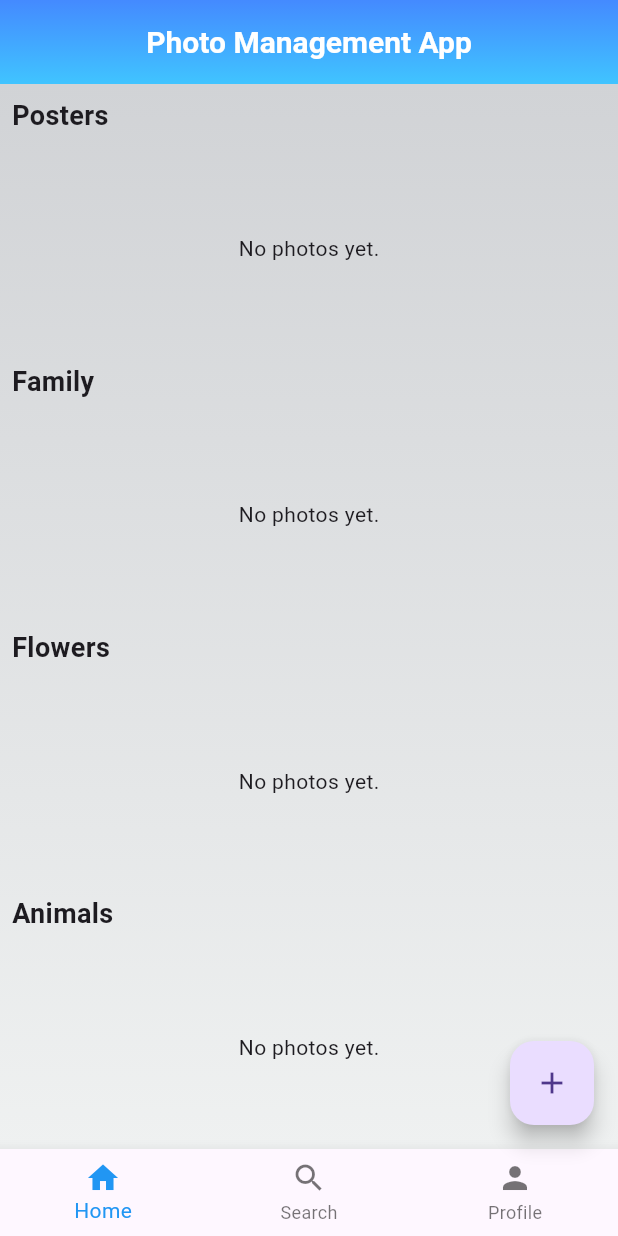
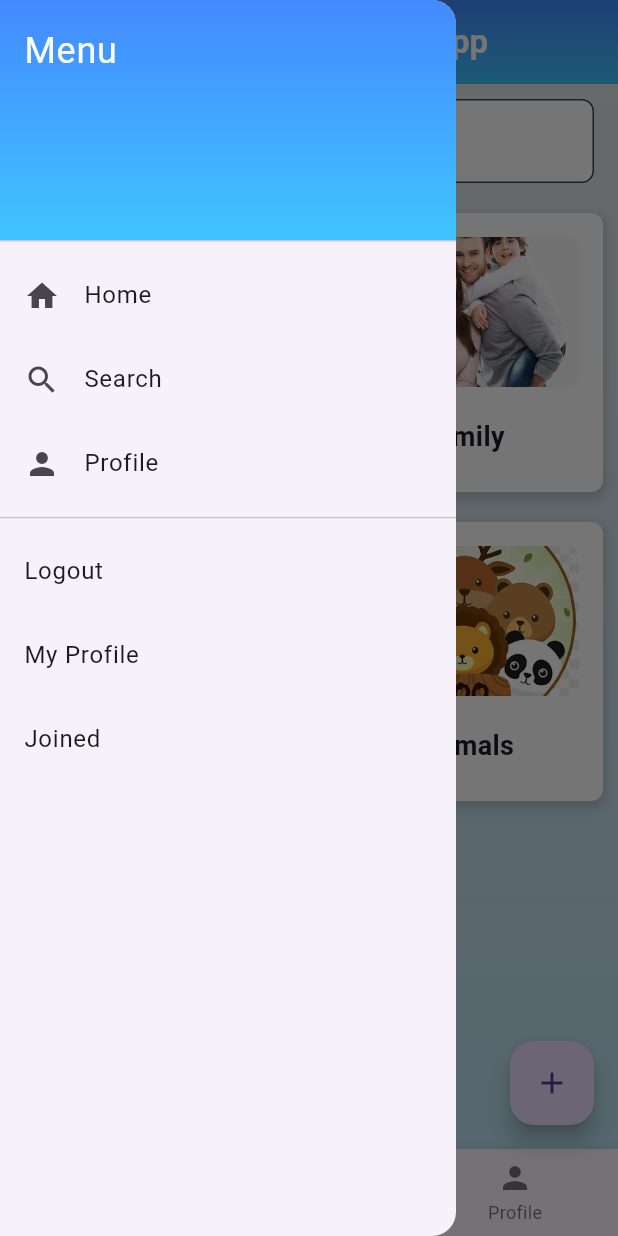
Before and after one commit to Salonisaroha/Gowox_Task2_PhotoManagement_app, a Flutter app: the screen it shows after launch, with the side drawer open (before the commit the screen has no drawer), on a phone screen of 412 x 824 dp. Run offline on Flutter 3.47's test engine with Material 3 defaults, Android fonts, the phone set to English and light mode, and no system bars; our stand-ins replace image_picker.

Commit message:
Final changes done

```diff
--- a/lib/home_screen.dart
+++ b/lib/home_screen.dart
@@ -1,6 +1,6 @@
 import 'package:flutter/material.dart';
 import 'add_photo_screen.dart';
-import 'photo_grid.dart';
+import 'category_screen.dart';
 
 class HomeScreen extends StatefulWidget {
   @override
@@ -15,6 +15,16 @@ class _HomeScreenState extends State<HomeScreen> {
     'Animals': [],
   };
 
+  Map<String, String> _categoryImages = {
+    'Posters': 'assets/images/poster.png',
+    'Family': 'assets/images/family.png',
+    'Flowers': 'assets/images/flowers.png',
+    'Animals': 'assets/images/animals.png',
+  };
+
+  TextEditingController _searchController = TextEditingController();
+  String _searchQuery = '';
+
   void _addPhoto(Map<String, dynamic> data) {
     setState(() {
       String path = data['path'];
@@ -24,8 +34,9 @@ class _HomeScreenState extends State<HomeScreen> {
   }
 
   void _handleSearch(String query) {
-    // Implement search functionality
-    print('Searching for: $query');
+    setState(() {
+      _searchQuery = query;
+    });
   }
 
   void _handleProfile() {
@@ -33,17 +44,33 @@ class _HomeScreenState extends State<HomeScreen> {
     print('Profile');
   }
 
+  void _navigateToCategory(String category) {
+    Navigator.push(
+      context,
+      MaterialPageRoute(
+        builder: (context) => CategoryScreen(
+          category: category,
+          photos: _albums[category]!,
+        ),
+      ),
+    );
+  }
+
   @override
   Widget build(BuildContext context) {
+    List<String> _filteredCategories = _albums.keys
+        .where((category) => category.toLowerCase().contains(_searchQuery.toLowerCase()))
+        .toList();
+
     return Scaffold(
       appBar: AppBar(
         backgroundColor: Colors.transparent,
-        elevation: 0,
+        elevation: 5,
         centerTitle: true,
         title: const Text(
           'Photo Management App',
           style: TextStyle(
-            fontSize: 20,
+            fontSize: 22,
             fontWeight: FontWeight.bold,
             color: Colors.white,
           ),
@@ -58,34 +85,145 @@ class _HomeScreenState extends State<HomeScreen> {
           ),
         ),
       ),
+      drawer: Drawer(
+        child: ListView(
+          padding: EdgeInsets.zero,
+          children: <Widget>[
+            DrawerHeader(
+              decoration: BoxDecoration(
+                gradient: LinearGradient(
+                  colors: [Colors.blueAccent, Colors.lightBlueAccent],
+                  begin: Alignment.topCenter,
+                  end: Alignment.bottomCenter,
+                ),
+              ),
+              child: Text(
+                'Menu',
+                style: TextStyle(
+                  color: Colors.white,
+                  fontSize: 24,
+                ),
+              ),
+            ),
+            ListTile(
+              leading: Icon(Icons.home),
+              title: Text('Home'),
+              onTap: () {
+                Navigator.pop(context);
+              },
+            ),
+            ListTile(
+              leading: Icon(Icons.search),
+              title: Text('Search'),
+              onTap: () {
+                Navigator.pop(context);
+                _handleSearch(_searchController.text);
+              },
+            ),
+            ListTile(
+              leading: Icon(Icons.person),
+              title: Text('Profile'),
+              onTap: () {
+                Navigator.pop(context);
+                _handleProfile();
+              },
+            ),
+            Divider(),
+            ListTile(
+              title: Text('Logout'),
+              onTap: () {
+                // Implement logout functionality
+                Navigator.pop(context);
+              },
+            ),
+            ListTile(
+              title: Text('My Profile'),
+              onTap: () {
+                // Implement my profile functionality
+                Navigator.pop(context);
+              },
+            ),
+            ListTile(
+              title: Text('Joined'),
+              onTap: () {
+                // Implement joined functionality
+                Navigator.pop(context);
+              },
+            ),
+          ],
+        ),
+      ),
       body: Container(
         decoration: const BoxDecoration(
           gradient: LinearGradient(
-            colors: [Color.fromARGB(255, 209, 211, 214), Color.fromARGB(255, 239, 241, 241)],
+            colors: [Color.fromARGB(255, 224, 229, 232), Color.fromARGB(255, 186, 223, 240)],
             begin: Alignment.topCenter,
             end: Alignment.bottomCenter,
           ),
         ),
         child: Column(
-          children: _albums.keys.map((category) {
-            return Expanded(
-              child: Column(
-                crossAxisAlignment: CrossAxisAlignment.start,
           children: [
             Padding(
-                    padding: const EdgeInsets.all(8.0),
-                    child: Text(
+              padding: const EdgeInsets.symmetric(horizontal: 16.0, vertical: 10.0),
+              child: TextField(
+                controller: _searchController,
+                decoration: InputDecoration(
+                  hintText: 'Search categories...',
+                  border: OutlineInputBorder(
+                    borderRadius: BorderRadius.circular(8.0),
+                  ),
+                  filled: true,
+                  fillColor: Colors.white,
+                  prefixIcon: Icon(Icons.search),
+                ),
+                onChanged: _handleSearch,
+              ),
+            ),
+            Expanded(
+              child: GridView.count(
+                crossAxisCount: 2,
+                children: _filteredCategories.map((category) {
+                  return GestureDetector(
+                    onTap: () => _navigateToCategory(category),
+                    child: Container(
+                      margin: const EdgeInsets.all(10.0),
+                      padding: const EdgeInsets.all(16.0),
+                      decoration: BoxDecoration(
+                        color: Colors.white,
+                        borderRadius: BorderRadius.circular(8.0),
+                        boxShadow: [
+                          BoxShadow(
+                            color: Colors.grey.withOpacity(0.5),
+                            spreadRadius: 2,
+                            blurRadius: 5,
+                            offset: Offset(0, 3), // changes position of shadow
+                          ),
+                        ],
+                      ),
+                      child: Column(
+                        children: [
+                          ClipRRect(
+                            borderRadius: BorderRadius.circular(8.0),
+                            child: Image.asset(
+                              _categoryImages[category]!,
+                              height: 100,
+                              width: double.infinity,
+                              fit: BoxFit.cover,
+                            ),
+                          ),
+                          SizedBox(height: 20),
+                          Text(
                             category,
                             style: TextStyle(fontSize: 18, fontWeight: FontWeight.bold),
                           ),
+                        ],
                       ),
-                  Expanded(
-                    child: PhotoGrid(photos: _albums[category]!),
-                  ),
-                ],
                     ),
                   );
                 }).toList(),
+              ),
+            ),
+          ],
         ),
       ),
       floatingActionButton: FloatingActionButton(
@@ -118,7 +256,7 @@ class _HomeScreenState extends State<HomeScreen> {
         selectedItemColor: Colors.blue,
         onTap: (int index) {
           if (index == 1) {
-            _handleSearch('');
+            _handleSearch(_searchController.text);
           } else if (index == 2) {
             _handleProfile();
           }
--- a/pubspec.yaml
+++ b/pubspec.yaml
@@ -65,8 +65,8 @@ flutter:
   uses-material-design: true
 
   # To add assets to your application, add an assets section, like this:
-  # assets:
-  #   - images/a_dot_burr.jpeg
+  assets:
+    - assets/images/
   #   - images/a_dot_ham.jpeg
 
   # An image asset can refer to one or more resolution-specific "variants", see
```
Also changed, not shown: lib/category_screen.dart (added, +19 -0 lines), assets/images/animals.png (added), assets/images/family.png (added), assets/images/flowers.png (added), assets/images/poster.png (added). Lines whose indentation alone changed are shown as unchanged.
